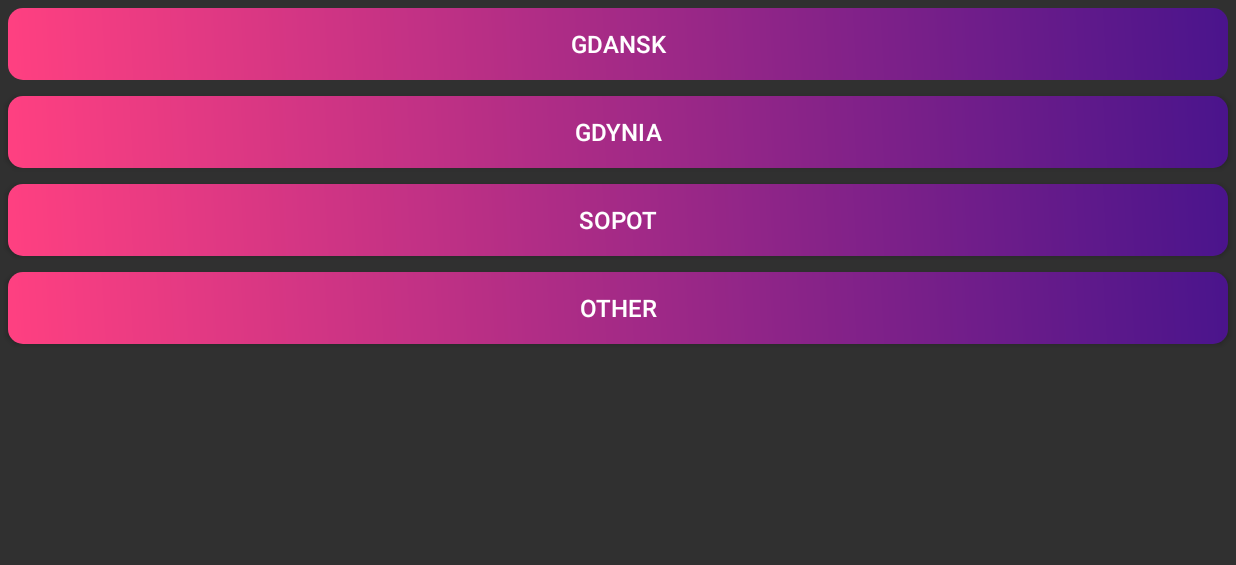
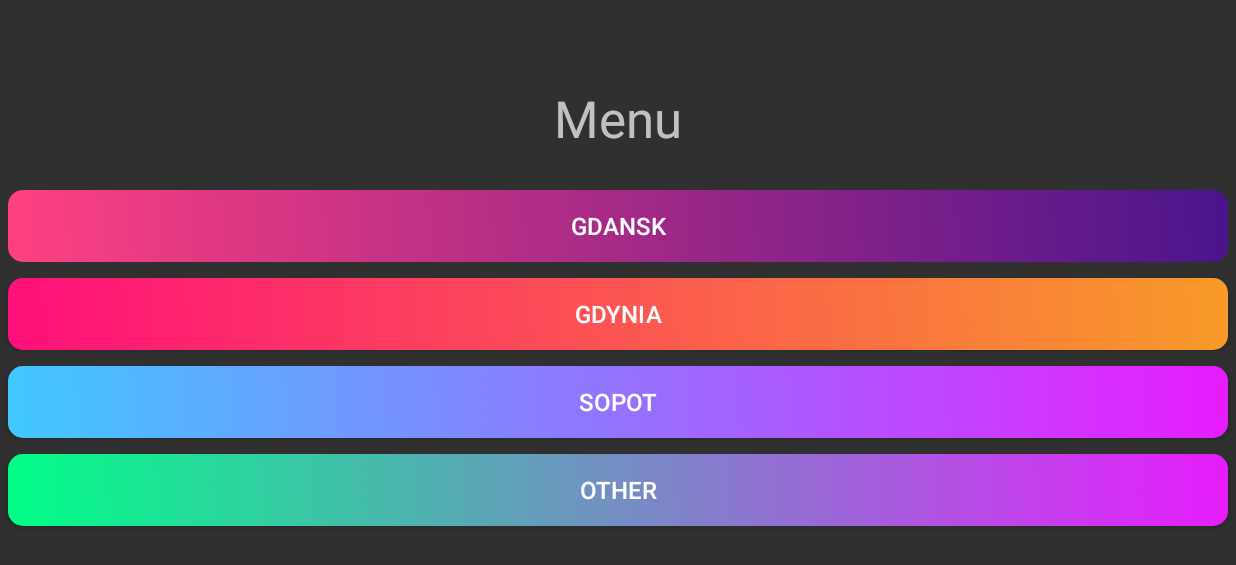
Before and after one commit to mmorawski520/GdanskPostcards, an Android app: the GallerySelectorFragment screen opened through its navigation route, on a phone screen of 824 x 412 dp (held sideways). Shown: the top 565 px of the screen. Run offline under Robolectric (Android 15) with nearby library versions, the phone set to English and light mode, and no system bars.

Commit message:
epic layout changes <3

```diff
--- a/app/src/main/java/com/zschie/gdanskpostcards/GallerySelector.kt
+++ b/app/src/main/java/com/zschie/gdanskpostcards/ui/gallery_selector/GallerySelectorFragment.kt
@@ -1,16 +1,13 @@
-package com.zschie.gdanskpostcards
+package com.zschie.gdanskpostcards.ui.gallery_selector
 
-import android.app.AlertDialog
 import android.os.Bundle
 import androidx.fragment.app.Fragment
 import android.view.LayoutInflater
 import android.view.View
 import android.view.ViewGroup
-import android.view.animation.Animation
-import android.view.animation.TranslateAnimation
 import com.zschie.gdanskpostcards.databinding.FragmentGallerySelectorBinding
 
-class GallerySelector : Fragment() {
+class GallerySelectorFragment : Fragment() {
 
 
     private var _binding: FragmentGallerySelectorBinding? = null
--- /dev/null
+++ b/app/src/main/res/drawable/custom_button_2.xml
@@ -0,0 +1,8 @@
+<shape xmlns:android="http://schemas.android.com/apk/res/android">
+    <gradient
+        android:type="linear"
+        android:startColor="#ff0f7b"
+        android:endColor="#f89b29"
+        android:angle="45"/>
+    <corners android:radius="10dp" />
+</shape>
--- /dev/null
+++ b/app/src/main/res/drawable/custom_button_3.xml
@@ -0,0 +1,8 @@
+<shape xmlns:android="http://schemas.android.com/apk/res/android">
+    <gradient
+        android:type="linear"
+        android:startColor="#40c9ff"
+        android:endColor="#e81cff"
+        android:angle="45"/>
+    <corners android:radius="10dp" />
+</shape>
--- /dev/null
+++ b/app/src/main/res/drawable/custom_button_4.xml
@@ -0,0 +1,8 @@
+<shape xmlns:android="http://schemas.android.com/apk/res/android">
+    <gradient
+        android:type="linear"
+        android:startColor="#00ff87"
+        android:endColor="#e81cff"
+        android:angle="45"/>
+    <corners android:radius="10dp" />
+</shape>
--- a/app/src/main/res/layout/fragment_gallery_selector.xml
+++ b/app/src/main/res/layout/fragment_gallery_selector.xml
@@ -3,52 +3,64 @@
     xmlns:tools="http://schemas.android.com/tools"
     android:layout_width="match_parent"
     android:layout_height="match_parent"
-    tools:context=".GallerySelector">
+    tools:context=".ui.gallery_selector.GallerySelectorFragment">
 
     <LinearLayout
         android:layout_width="match_parent"
         android:layout_height="wrap_content"
 
 
+        android:layout_gravity="center"
         android:orientation="vertical"
         tools:ignore="UselessParent">
+
+        <TextView
+            android:id="@+id/textView"
+            android:layout_width="match_parent"
+            android:layout_height="wrap_content"
+            android:layout_marginBottom="20dp"
+            android:gravity="center"
+            android:text="Menu"
+            android:textSize="34sp" />
 
         <Button
             android:id="@+id/btnGdansk"
             style="?android:attr/buttonBarButtonStyle"
             android:layout_width="match_parent"
             android:layout_height="wrap_content"
-            android:background="@drawable/custom_button"
+            android:layout_margin="5dp"
+            android:background="@drawable/custom_button_1"
             android:text="Gdansk"
             android:textColor="#FFFFFF"
-            android:layout_margin="5dp"
             android:textSize="16sp" />
 
         <Button
             android:id="@+id/btnGdynia"
             android:layout_width="match_parent"
             android:layout_height="wrap_content"
+            android:layout_margin="5dp"
+            android:background="@drawable/custom_button_2"
             android:text="Gdynia"
-            android:background="@drawable/custom_button"
-            android:layout_margin="5dp"
             android:textColor="#FFFFFF"
             android:textSize="16sp" />
+
         <Button
             android:id="@+id/btnSopot"
             android:layout_width="match_parent"
             android:layout_height="wrap_content"
+            android:layout_margin="5dp"
+            android:background="@drawable/custom_button_3"
             android:text="Sopot"
-            android:layout_margin="5dp"
-            android:background="@drawable/custom_button"
             android:textColor="#FFFFFF"
             android:textSize="16sp" />
+
         <Button
             android:id="@+id/btnOthers"
             android:layout_width="match_parent"
             android:layout_height="wrap_content"
             android:layout_margin="5dp"
+            android:background="@drawable/custom_button_4"
             android:text="Other"
-            android:background="@drawable/custom_button"
             android:textColor="#FFFFFF"
             android:textSize="16sp" />
 
--- a/app/src/main/res/navigation/mobile_navigation.xml
+++ b/app/src/main/res/navigation/mobile_navigation.xml
@@ -31,7 +31,7 @@
         tools:layout="@layout/fragment_info" />
     <fragment
         android:id="@+id/nav_gallery_selector"
-        android:name="com.zschie.gdanskpostcards.GallerySelector"
+        android:name="com.zschie.gdanskpostcards.ui.gallery_selector.GallerySelectorFragment"
         android:label="@string/menu_info"
         tools:layout="@layout/fragment_gallery_selector" />
 </navigation>
```
Also changed, not shown: app/src/main/res/drawable/custom_button_1.xml (renamed from app/src/main/res/drawable/custom_button.xml).
